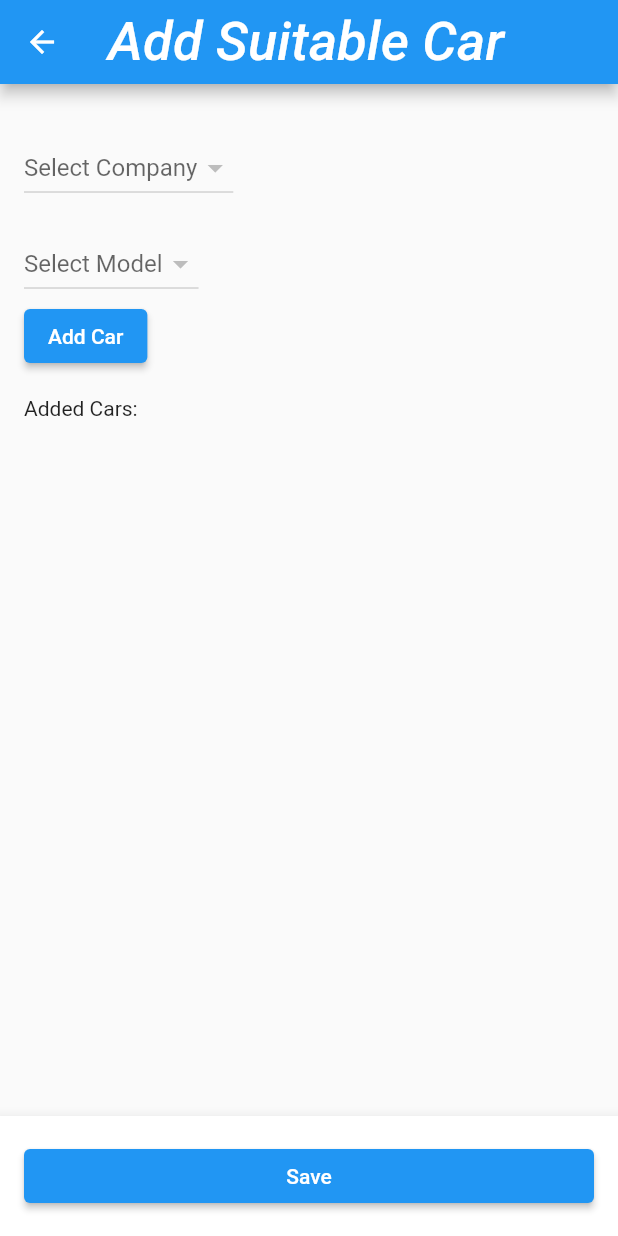
After one commit to shahbazgondalnew/autokaar, a Flutter app: the SuitableCarScreen screen opened directly, on a phone screen of 412 x 824 dp. The commit adds this screen. Run offline on Flutter 3.47's test engine with Material 2 defaults, Android fonts, the phone set to English and light mode, and no system bars; our stand-ins replace cloud_firestore, firebase_auth, firebase_core, firebase_storage, flutter_local_notifications, flutter_widget_from_html and 4 more; accounts and stored records are empty; Roboto replaces fonts that are missing (Hind).

Commit message:
mechanic can add more than one

```diff
--- /dev/null
+++ b/lib/mechanicMod/suitableCarForPart.dart
@@ -0,0 +1,148 @@
+import 'package:autokaar/mechanicMod/addAutoparts.dart';
+import 'package:cloud_firestore/cloud_firestore.dart';
+import 'package:flutter/material.dart';
+import 'package:autokaar/userMod/car_model.dart';
+
+class SuitableCarScreen extends StatefulWidget {
+  @override
+  _SuitableCarScreenState createState() => _SuitableCarScreenState();
+}
+
+class _SuitableCarScreenState extends State<SuitableCarScreen> {
+  late List<CarModel> carModels = [];
+  String selectedModelLOcal = "";
+  String selectedCompanyLocal = "";
+  String? selectedCompany;
+  String? selectedModel;
+  List<SuitableCar> addedCars = []; // List to store added cars
+
+  @override
+  void initState() {
+    super.initState();
+    fetchCarModels();
+  }
+
+  List<String> getModelsForCompany(String company) {
+    return carModels
+        .where((model) => model.companyName == company)
+        .map((model) => model.modelName)
+        .toList();
+  }
+
+  List<String> getDistinctCompanies() {
+    return carModels.map((model) => model.companyName).toSet().toList();
+  }
+
+  Future<void> fetchCarModels() async {
+    QuerySnapshot snapshot =
+        await FirebaseFirestore.instance.collection('carsModels').get();
+    List<CarModel> models = snapshot.docs.map((doc) {
+      Map<String, dynamic> data = doc.data() as Map<String, dynamic>;
+      return CarModel(
+        id: doc.id,
+        companyName: data['companyName'],
+        modelName: data['modelName'],
+      );
+    }).toList();
+
+    setState(() {
+      carModels = models;
+    });
+  }
+
+  Widget build(BuildContext context) {
+    List<String> companies = getDistinctCompanies();
+    List<String> models =
+        selectedCompany != null ? getModelsForCompany(selectedCompany!) : [];
+    return Scaffold(
+      appBar: AppBar(
+        title: Text('Add Suitable Car'),
+      ),
+      body: Padding(
+        padding: const EdgeInsets.all(16.0),
+        child: Column(
+          crossAxisAlignment: CrossAxisAlignment.start,
+          children: [
+            // Your car selection UI goes here
+            // Dropdowns, input fields, etc.
+
+            SizedBox(height: 16.0),
+            DropdownButton<String>(
+              value: selectedCompany,
+              hint: Text('Select Company'),
+              onChanged: (value) {
+                setState(() {
+                  selectedCompany = value;
+                  selectedCompanyLocal = selectedCompany!;
+                  selectedModel =
+                      null; // Reset selected model when company changes
+                });
+              },
+              items: companies.map((company) {
+                return DropdownMenuItem<String>(
+                  value: company,
+                  child: Text(company),
+                );
+              }).toList(),
+            ),
+            SizedBox(height: 16.0),
+            DropdownButton<String>(
+              value: selectedModel,
+              hint: Text('Select Model'),
+              onChanged: (value) {
+                setState(() {
+                  selectedModel = value;
+                  selectedModelLOcal = value.toString();
+                });
+              },
+              items: models.map((model) {
+                return DropdownMenuItem<String>(
+                  value: model,
+                  child: Text(model),
+                );
+              }).toList(),
+            ),
+
+            ElevatedButton(
+              onPressed: () {
+                // Add the selected car to the list
+                if (selectedCompany != null && selectedModel != null) {
+                  setState(() {
+                    addedCars.add(
+                      SuitableCar(
+                        companyName: selectedCompany!,
+                        modelName: selectedModel!,
+                      ),
+                    );
+                    selectedCompany = null;
+                    selectedModel = null;
+                  });
+                }
+              },
+              child: Text('Add Car'),
+            ),
+
+            SizedBox(height: 16.0),
+
+            // Display added cars
+            Text('Added Cars:'),
+            for (SuitableCar car in addedCars)
+              Text('${car.companyName} - ${car.modelName}'),
+          ],
+        ),
+      ),
+      bottomNavigationBar: BottomAppBar(
+        child: Padding(
+          padding: const EdgeInsets.all(16.0),
+          child: ElevatedButton(
+            onPressed: () {
+              Navigator.pop(context, addedCars);
+              // Implement logic to save the cars
+            },
+            child: Text('Save'),
+          ),
+        ),
+      ),
+    );
+  }
+}
```
Also changed, not shown: lib/mechanicMod/addAutoparts.dart (+136 -74 lines).
